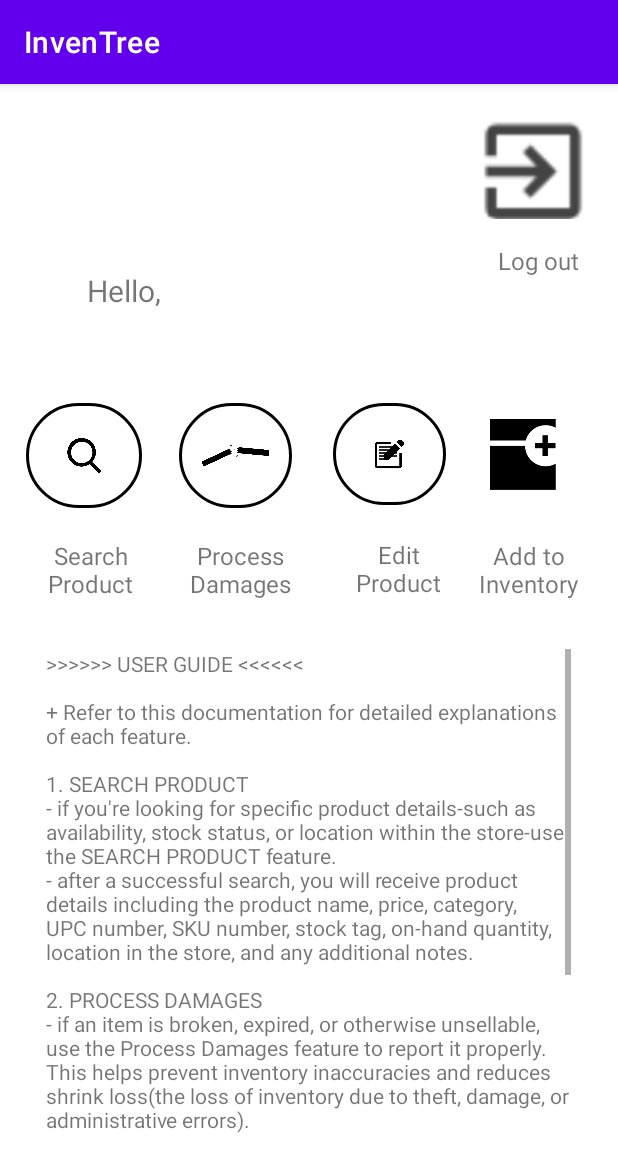
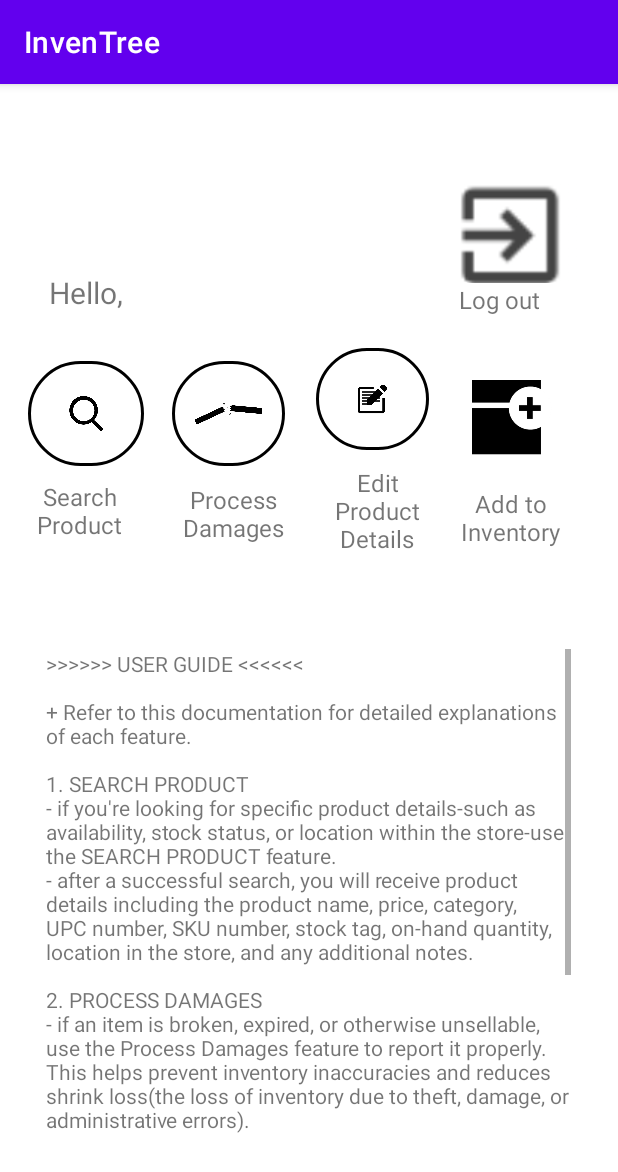
Before and after one commit to niceNiceiain2/InvenTree, an Android app: the ManagerHomepageController screen opened directly, with no data from a screen before it, on a phone screen of 412 x 824 dp. Shown: the top 1172 px of the screen. Run offline under Robolectric (Android 15) with nearby library versions, the light colour scheme and no system bars.

Commit message:
Changed the login page.
Changed the login page. The images were all over the place.

```diff
--- a/app/src/main/java/edu/utsa/cs4593/inventree/LoginPortal.java
+++ b/app/src/main/java/edu/utsa/cs4593/inventree/LoginPortal.java
@@ -22,8 +22,12 @@ public class LoginPortal {
             if (role.equalsIgnoreCase("employee")) {
 //              context.startActivity(new Intent(context, EmployeeHomepage.class));
                 Log.d("alternate route", "take to employee page");
-            }else{
-                context.startActivity(new Intent(context, ManagerHomepageController.class));
+            }
+            else
+            {
+                Intent intent = new Intent(context, ManagerHomepageController.class);
+                intent.putExtra("username", username);
+                context.startActivity(intent);
             }
         }else{
             Toast.makeText(context, "Invalid login credentials", Toast.LENGTH_SHORT).show();
--- a/app/src/main/java/edu/utsa/cs4593/inventree/controller/ForCustomerSearchController.java
+++ b/app/src/main/java/edu/utsa/cs4593/inventree/controller/ForCustomerSearchController.java
@@ -1,6 +1,28 @@
 package edu.utsa.cs4593.inventree.controller;
 
-public class ForCustomerSearchController {
+import android.os.Bundle;
+
+import androidx.appcompat.app.AppCompatActivity;
+
+import edu.utsa.cs4593.inventree.R;
+
+public class ForCustomerSearchController extends AppCompatActivity {
 
     //TODO ADD ON CREATE INSTANCE AND GUI CONTROLLERS FOR THIS LAYOUT SCREEN
-}
+ /*       private EditText searchInput;
+        private Button searchButton;
+        private RecyclerView customerList;
+
+        @Override
+        protected void onCreate(Bundle savedInstanceState) {
+            super.onCreate(savedInstanceState);
+            setContentView(R.layout.activity_for_customer_search);
+
+            // Initialize GUI components
+            searchInput = findViewById(R.id.search_input);
+            searchButton = findViewById(R.id.search_button);
+            customerList = findViewById(R.id.customer_list);
+
+*/
+
+        }
--- a/app/src/main/java/edu/utsa/cs4593/inventree/controller/SearchProductController.java
+++ b/app/src/main/java/edu/utsa/cs4593/inventree/controller/SearchProductController.java
@@ -15,6 +15,7 @@ import java.io.InputStreamReader;
 
 import edu.utsa.cs4593.inventree.ManagerHomepage;
 import edu.utsa.cs4593.inventree.R;
+import edu.utsa.cs4593.inventree.model.UserDatabase;
 
 public class SearchProductController extends AppCompatActivity {
 
@@ -61,6 +62,18 @@ public class SearchProductController extends AppCompatActivity {
          *  USER SHOULD BE BROUGHT TO THE MANAGER HOMEPAGE OR THE EMPLOYEE
          *  HOMEPAGE
          */
+
+        String username = getIntent().getStringExtra("username");
+        String userRole = UserDatabase.getRole(username);
+
+        if ("Manager".equalsIgnoreCase(userRole)) {
+            Intent intent = new Intent(this, ManagerHomepageController.class);
+            startActivity(intent);
+        } else {
+            Intent intent = new Intent(this, ManagerHomepageController.class);
+            startActivity(intent);
+        }
+
         ImageButton homeImageLogoButton = findViewById(R.id.home_image_logo);
         homeImageLogoButton.setOnClickListener(new View.OnClickListener() {
             @Override
--- a/app/src/main/java/edu/utsa/cs4593/inventree/controller/SearchProductIdController.java
+++ b/app/src/main/java/edu/utsa/cs4593/inventree/controller/SearchProductIdController.java
@@ -9,6 +9,7 @@ import android.widget.ImageButton;
 
 import edu.utsa.cs4593.inventree.ManagerHomepage;
 import edu.utsa.cs4593.inventree.R;
+import edu.utsa.cs4593.inventree.model.UserDatabase;
 
 public class SearchProductIdController extends AppCompatActivity {
 
@@ -41,10 +42,25 @@ public class SearchProductIdController extends AppCompatActivity {
          * to take user back to the homepage when the home image logo is
          * clicked
          *
+         *
+         *
          * TODO: CHANGE THIS TO INCLUDE A CONDITIONAL DETERMINING IF THE
          *  USER SHOULD BE BROUGHT TO THE MANAGER HOMEPAGE OR THE EMPLOYEE
          *  HOMEPAGE
          */
+
+        String username = getIntent().getStringExtra("username");
+        String userRole = UserDatabase.getRole(username);
+
+        if ("Manager".equalsIgnoreCase(userRole)) {
+            Intent intent = new Intent(this, ManagerHomepageController.class);
+            startActivity(intent);
+        } else {
+            Intent intent = new Intent(this, ManagerHomepageController.class);
+            startActivity(intent);
+        }
+
+
         ImageButton homeImageLogoButton = findViewById(R.id.home_image_logo);
         homeImageLogoButton.setOnClickListener(new View.OnClickListener() {
             @Override
--- a/app/src/main/res/layout/manager_homepage.xml
+++ b/app/src/main/res/layout/manager_homepage.xml
@@ -30,7 +30,7 @@
             android:id="@+id/homepageGuide"
             android:layout_width="match_parent"
             android:layout_height="wrap_content">
-<!--            android:text="">-->
+            <!--            android:text="">-->
 
         </TextView>
     </ScrollView>
@@ -39,25 +39,41 @@
         android:id="@+id/search_button"
         android:layout_width="77dp"
         android:layout_height="70dp"
-        android:layout_marginStart="16dp"
-        android:layout_marginEnd="317dp"
+        android:layout_marginStart="18dp"
+        android:layout_marginTop="166dp"
+        android:layout_marginEnd="316dp"
+        android:layout_marginBottom="495dp"
         android:background="@drawable/round_button"
         android:contentDescription="@string/search_product_button_desc"
         android:scaleType="centerCrop"
         app:layout_constraintBottom_toBottomOf="parent"
         app:layout_constraintEnd_toEndOf="parent"
-        app:layout_constraintHorizontal_bias="1.0"
         app:layout_constraintStart_toStartOf="parent"
         app:layout_constraintTop_toTopOf="parent"
-        app:layout_constraintVertical_bias="0.305"
         app:srcCompat="@drawable/search_product_icon" />
+
+    <!-- TODO: add the user firstname after "Hello, " for the greeting-->
+    <!--    <TextView-->
+    <!--        android:id="@+id/userFirstName"-->
+    <!--        android:layout_width="181dp"-->
+    <!--        android:layout_height="33dp"-->
+    <!--        android:layout_marginTop="125dp"-->
+    <!--        android:layout_marginBottom="574dp"-->
+    <!--        app:layout_constraintBottom_toBottomOf="parent"-->
+    <!--        app:layout_constraintEnd_toEndOf="parent"-->
+    <!--        app:layout_constraintHorizontal_bias="0.0"-->
+    <!--        app:layout_constraintStart_toEndOf="@+id/userGreeting"-->
+    <!--        app:layout_constraintTop_toTopOf="parent"-->
+    <!--        app:layout_constraintVertical_bias="0.333" />-->
 
     <ImageButton
         android:id="@+id/process_damages_button"
         android:layout_width="75dp"
         android:layout_height="70dp"
-        android:layout_marginStart="121dp"
-        android:layout_marginEnd="219dp"
+        android:layout_marginStart="114dp"
+        android:layout_marginTop="166dp"
+        android:layout_marginEnd="222dp"
+        android:layout_marginBottom="495dp"
         android:background="@drawable/round_button"
         android:contentDescription="@string/process_damages_button_desc"
         android:scaleType="centerCrop"
@@ -65,113 +81,114 @@
         app:layout_constraintEnd_toEndOf="parent"
         app:layout_constraintStart_toStartOf="parent"
         app:layout_constraintTop_toTopOf="parent"
-        app:layout_constraintVertical_bias="0.305"
         app:srcCompat="@drawable/process_damages_icon" />
 
     <ImageButton
         android:id="@+id/edit_product_details_button"
         android:layout_width="75dp"
         android:layout_height="68dp"
-        android:layout_marginStart="222dp"
-        android:layout_marginEnd="114dp"
+        android:layout_marginStart="210dp"
+        android:layout_marginTop="157dp"
+        android:layout_marginEnd="126dp"
+        android:layout_marginBottom="506dp"
         android:background="@drawable/round_button"
         android:contentDescription="@string/edit_product_details_desc"
         android:scaleType="centerCrop"
         app:layout_constraintBottom_toBottomOf="parent"
         app:layout_constraintEnd_toEndOf="parent"
-        app:layout_constraintHorizontal_bias="0.0"
         app:layout_constraintStart_toStartOf="parent"
         app:layout_constraintTop_toTopOf="parent"
-        app:layout_constraintVertical_bias="0.304"
         app:srcCompat="@drawable/edit_product_details_icon" />
 
     <ImageButton
         android:id="@+id/add_to_inventory_button"
-        android:layout_width="66dp"
-        android:layout_height="67dp"
-        android:layout_marginStart="316dp"
-        android:layout_marginEnd="14dp"
+        android:layout_width="77dp"
+        android:layout_height="65dp"
+        android:layout_marginStart="302dp"
+        android:layout_marginTop="171dp"
+        android:layout_marginEnd="32dp"
+        android:layout_marginBottom="495dp"
         android:backgroundTint="@color/white"
         android:contentDescription="@string/add_to_inventory_desc"
         android:scaleType="centerCrop"
         app:layout_constraintBottom_toBottomOf="parent"
         app:layout_constraintEnd_toEndOf="parent"
-        app:layout_constraintHorizontal_bias="0.2"
         app:layout_constraintStart_toStartOf="parent"
         app:layout_constraintTop_toTopOf="parent"
-        app:layout_constraintVertical_bias="0.304"
         app:srcCompat="@drawable/add_to_inventory_icon" />
 
     <TextView
         android:id="@+id/search_product_text"
-        android:layout_width="70dp"
-        android:layout_height="43dp"
+        android:layout_width="74dp"
+        android:layout_height="55dp"
+        android:layout_marginStart="18dp"
+        android:layout_marginTop="247dp"
+        android:layout_marginEnd="324dp"
+        android:layout_marginBottom="432dp"
         android:text="@string/search_product"
         android:textAlignment="center"
         android:textSize="16sp"
         app:layout_constraintBottom_toBottomOf="parent"
         app:layout_constraintEnd_toEndOf="parent"
-        app:layout_constraintHorizontal_bias="0.075"
         app:layout_constraintStart_toStartOf="parent"
-        app:layout_constraintTop_toTopOf="parent"
-        app:layout_constraintVertical_bias="0.419" />
+        app:layout_constraintTop_toTopOf="parent" />
 
     <TextView
         android:id="@+id/process_damages_text"
-        android:layout_width="80dp"
-        android:layout_height="52dp"
-        android:layout_marginStart="129dp"
-        android:layout_marginEnd="219dp"
+        android:layout_width="81dp"
+        android:layout_height="56dp"
+        android:layout_marginStart="114dp"
+        android:layout_marginTop="247dp"
+        android:layout_marginEnd="216dp"
+        android:layout_marginBottom="428dp"
         android:text="@string/process_damages"
         android:textAlignment="center"
         android:textSize="16sp"
         app:layout_constraintBottom_toBottomOf="parent"
         app:layout_constraintEnd_toEndOf="parent"
-        app:layout_constraintHorizontal_bias="0.588"
         app:layout_constraintStart_toStartOf="parent"
-        app:layout_constraintTop_toTopOf="parent"
-        app:layout_constraintVertical_bias="0.424" />
+        app:layout_constraintTop_toTopOf="parent" />
 
     <TextView
         android:id="@+id/edit_product_details_text"
-        android:layout_width="81dp"
-        android:layout_height="42dp"
-        android:layout_marginStart="252dp"
-        android:layout_marginEnd="106dp"
+        android:layout_width="82dp"
+        android:layout_height="56dp"
+        android:layout_marginStart="210dp"
+        android:layout_marginTop="236dp"
+        android:layout_marginEnd="119dp"
+        android:layout_marginBottom="439dp"
         android:text="@string/edit_product"
         android:textAlignment="center"
         android:textSize="16sp"
         app:layout_constraintBottom_toBottomOf="parent"
         app:layout_constraintEnd_toEndOf="parent"
-        app:layout_constraintHorizontal_bias="1.0"
         app:layout_constraintStart_toStartOf="parent"
-        app:layout_constraintTop_toTopOf="parent"
-        app:layout_constraintVertical_bias="0.417" />
+        app:layout_constraintTop_toTopOf="parent" />
 
     <TextView
         android:id="@+id/add_to_inventory_text"
-        android:layout_width="66dp"
-        android:layout_height="51dp"
-        android:layout_marginStart="319dp"
-        android:layout_marginEnd="28dp"
+        android:layout_width="69dp"
+        android:layout_height="53dp"
+        android:layout_marginStart="305dp"
+        android:layout_marginTop="250dp"
+        android:layout_marginEnd="37dp"
+        android:layout_marginBottom="428dp"
         android:text="@string/add_to_inventory"
         android:textAlignment="center"
         android:textSize="16sp"
         app:layout_constraintBottom_toBottomOf="parent"
         app:layout_constraintEnd_toEndOf="parent"
-        app:layout_constraintHorizontal_bias="0.0"
         app:layout_constraintStart_toStartOf="parent"
-        app:layout_constraintTop_toTopOf="parent"
-        app:layout_constraintVertical_bias="0.423" />
+        app:layout_constraintTop_toTopOf="parent" />
 
     <TextView
         android:id="@+id/logOutText"
         android:layout_width="wrap_content"
         android:layout_height="wrap_content"
-        android:layout_marginStart="334dp"
-        android:layout_marginTop="88dp"
-        android:layout_marginEnd="28dp"
-        android:layout_marginBottom="621dp"
+        android:layout_marginStart="305dp"
+        android:layout_marginTop="114dp"
+        android:layout_marginEnd="52dp"
+        android:layout_marginBottom="595dp"
         android:text="@string/log_out_text"
         android:textSize="16sp"
         app:layout_constraintBottom_toBottomOf="parent"
@@ -183,48 +200,31 @@
         android:id="@+id/logOutButton"
         android:layout_width="79dp"
         android:layout_height="66dp"
-        android:layout_marginStart="316dp"
-        android:layout_marginTop="15dp"
-        android:layout_marginEnd="9dp"
-        android:layout_marginBottom="651dp"
+        android:layout_marginStart="305dp"
+        android:layout_marginTop="48dp"
+        android:layout_marginEnd="27dp"
+        android:layout_marginBottom="617dp"
         android:contentDescription="@string/logout_button_desc"
         app:layout_constraintBottom_toBottomOf="parent"
         app:layout_constraintEnd_toEndOf="parent"
-        app:layout_constraintHorizontal_bias="0.611"
         app:layout_constraintStart_toStartOf="parent"
         app:layout_constraintTop_toTopOf="parent"
-        app:layout_constraintVertical_bias="0.25"
         app:srcCompat="@drawable/logout" />
-
-<!-- TODO: add the user firstname after "Hello, " for the greeting-->
-<!--    <TextView-->
-<!--        android:id="@+id/userFirstName"-->
-<!--        android:layout_width="181dp"-->
-<!--        android:layout_height="33dp"-->
-<!--        android:layout_marginTop="125dp"-->
-<!--        android:layout_marginBottom="574dp"-->
-<!--        app:layout_constraintBottom_toBottomOf="parent"-->
-<!--        app:layout_constraintEnd_toEndOf="parent"-->
-<!--        app:layout_constraintHorizontal_bias="0.0"-->
-<!--        app:layout_constraintStart_toEndOf="@+id/userGreeting"-->
-<!--        app:layout_constraintTop_toTopOf="parent"-->
-<!--        app:layout_constraintVertical_bias="0.333" />-->
 
     <TextView
         android:id="@+id/userGreeting"
         android:layout_width="63dp"
         android:layout_height="37dp"
-        android:layout_marginTop="124dp"
-        android:layout_marginEnd="212dp"
-        android:layout_marginBottom="576dp"
+        android:layout_marginStart="32dp"
+        android:layout_marginTop="107dp"
+        android:layout_marginEnd="316dp"
+        android:layout_marginBottom="587dp"
         android:lineSpacingExtra="34sp"
         android:text="@string/user_greeting"
         android:textSize="20sp"
         app:layout_constraintBottom_toBottomOf="parent"
         app:layout_constraintEnd_toEndOf="parent"
-        app:layout_constraintHorizontal_bias="0.424"
         app:layout_constraintStart_toStartOf="parent"
-        app:layout_constraintTop_toTopOf="parent"
-        app:layout_constraintVertical_bias="0.0" />
+        app:layout_constraintTop_toTopOf="parent" />
 
 </androidx.constraintlayout.widget.ConstraintLayout>
```
